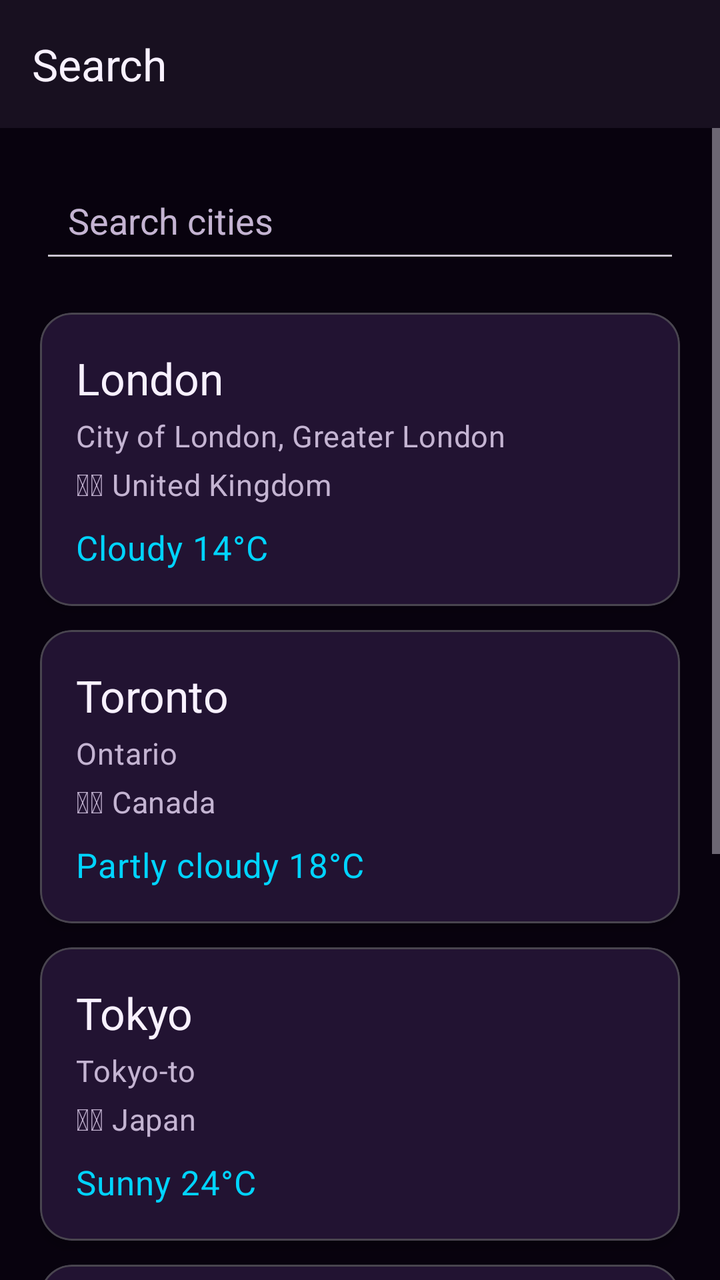
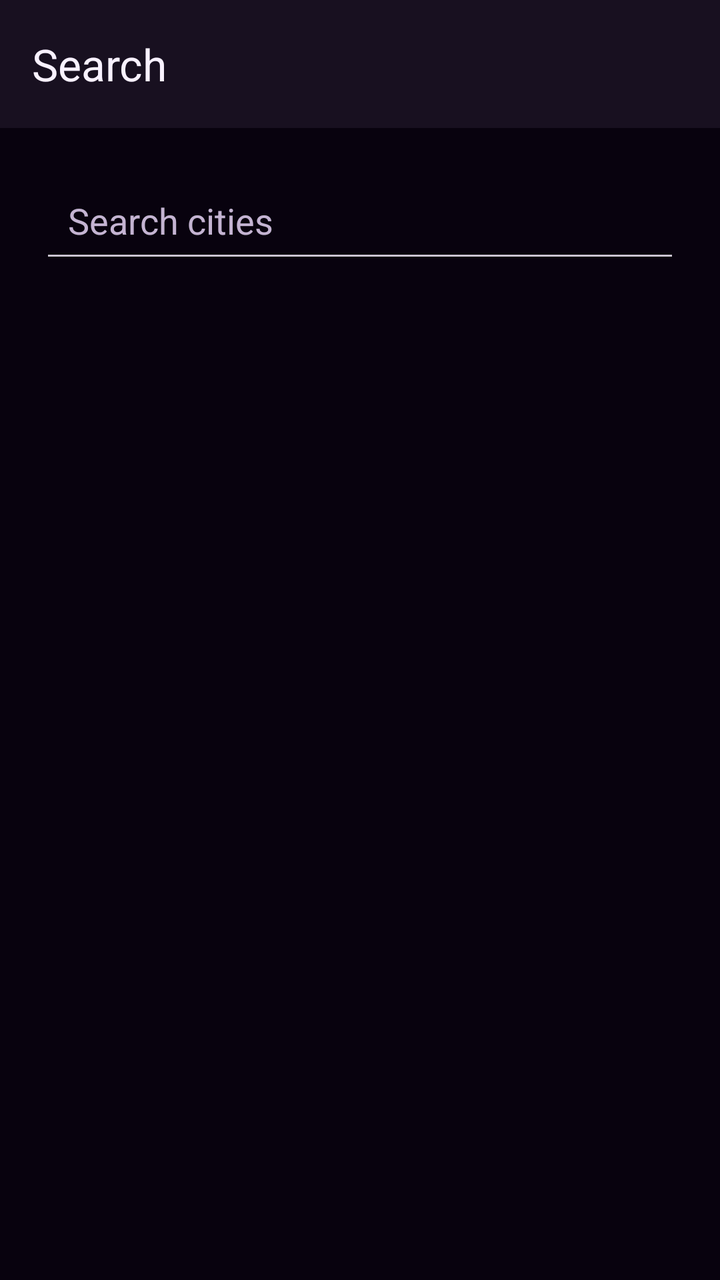

An Android layout rendered at two revisions. The XML below is the earlier revision; the diff shows what the commit changed to produce the second picture.
<!-- AndroidManifest.xml: application theme Theme.WeatherTrio -->
<!-- res/layout/fragment_search.xml -->
<?xml version="1.0" encoding="utf-8"?>
<LinearLayout
    xmlns:android="http://schemas.android.com/apk/res/android"
    xmlns:app="http://schemas.android.com/apk/res-auto"
    android:layout_width="match_parent"
    android:layout_height="match_parent"
    android:background="@color/background_main"
    android:orientation="vertical">

    
    <com.google.android.material.appbar.MaterialToolbar
        android:id="@+id/toolbarSearch"
        android:layout_width="match_parent"
        android:layout_height="wrap_content"
        android:background="@color/surface"
        app:title="@string/search_title"
        app:titleTextColor="@color/text_primary" />

    
    <ScrollView
        android:layout_width="match_parent"
        android:layout_height="0dp"
        android:layout_weight="1"
        android:fillViewport="true">

        <LinearLayout
            android:layout_width="match_parent"
            android:layout_height="wrap_content"
            android:orientation="vertical"
            android:padding="20dp">

            
            <EditText
                android:id="@+id/editSearchCity"
                android:layout_width="match_parent"
                android:layout_height="wrap_content"
                android:hint="@string/search_hint"
                android:inputType="text"
                android:maxLines="1"
                android:padding="14dp"
                android:textColor="@color/text_primary"
                android:textColorHint="@color/text_secondary" />

            
            <com.google.android.material.card.MaterialCardView
                android:id="@+id/cardLondon"
                android:layout_width="match_parent"
                android:layout_height="wrap_content"
                android:layout_marginTop="20dp"
                android:clickable="true"
                android:focusable="true"
                app:cardBackgroundColor="@color/surface"
                app:cardCornerRadius="16dp"
                app:cardElevation="3dp">

                <LinearLayout
                    android:layout_width="match_parent"
                    android:layout_height="wrap_content"
                    android:orientation="vertical"
                    android:padding="18dp">

                    
                    <TextView
                        android:layout_width="wrap_content"
                        android:layout_height="wrap_content"
                        android:text="@string/city_london"
                        android:textAppearance="@style/TextAppearance.WeatherTrio.Headline"
                        android:textSize="22sp" />

                    
                    <TextView
                        android:layout_width="wrap_content"
                        android:layout_height="wrap_content"
                        android:layout_marginTop="4dp"
                        android:text="@string/region_london"
                        android:textAppearance="@style/TextAppearance.WeatherTrio.Body" />

                    
                    <TextView
                        android:layout_width="wrap_content"
                        android:layout_height="wrap_content"
                        android:layout_marginTop="4dp"
                        android:text="@string/country_london"
                        android:textAppearance="@style/TextAppearance.WeatherTrio.Body" />

                    
                    <TextView
                        android:layout_width="wrap_content"
                        android:layout_height="wrap_content"
                        android:layout_marginTop="10dp"
                        android:text="@string/weather_london"
                        android:textAppearance="@style/TextAppearance.WeatherTrio.Body"
                        android:textColor="@color/secondary"
                        android:textSize="17sp" />

                </LinearLayout>

            </com.google.android.material.card.MaterialCardView>

            
            <com.google.android.material.card.MaterialCardView
                android:id="@+id/cardToronto"
                android:layout_width="match_parent"
                android:layout_height="wrap_content"
                android:layout_marginTop="12dp"
                android:clickable="true"
                android:focusable="true"
                app:cardBackgroundColor="@color/surface"
                app:cardCornerRadius="16dp"
                app:cardElevation="3dp">

                <LinearLayout
                    android:layout_width="match_parent"
                    android:layout_height="wrap_content"
                    android:orientation="vertical"
                    android:padding="18dp">

                    <TextView
                        android:layout_width="wrap_content"
                        android:layout_height="wrap_content"
                        android:text="@string/city_toronto"
                        android:textAppearance="@style/TextAppearance.WeatherTrio.Headline"
                        android:textSize="22sp" />

                    <TextView
                        android:layout_width="wrap_content"
                        android:layout_height="wrap_content"
                        android:layout_marginTop="4dp"
                        android:text="@string/region_toronto"
                        android:textAppearance="@style/TextAppearance.WeatherTrio.Body" />

                    <TextView
                        android:layout_width="wrap_content"
                        android:layout_height="wrap_content"
                        android:layout_marginTop="4dp"
                        android:text="@string/country_toronto"
                        android:textAppearance="@style/TextAppearance.WeatherTrio.Body" />

                    <TextView
                        android:layout_width="wrap_content"
                        android:layout_height="wrap_content"
                        android:layout_marginTop="10dp"
                        android:text="@string/weather_toronto"
                        android:textAppearance="@style/TextAppearance.WeatherTrio.Body"
                        android:textColor="@color/secondary"
                        android:textSize="17sp" />

                </LinearLayout>

            </com.google.android.material.card.MaterialCardView>

            
            <com.google.android.material.card.MaterialCardView
                android:id="@+id/cardTokyo"
                android:layout_width="match_parent"
                android:layout_height="wrap_content"
                android:layout_marginTop="12dp"
                android:clickable="true"
                android:focusable="true"
                app:cardBackgroundColor="@color/surface"
                app:cardCornerRadius="16dp"
                app:cardElevation="3dp">

                <LinearLayout
                    android:layout_width="match_parent"
                    android:layout_height="wrap_content"
                    android:orientation="vertical"
                    android:padding="18dp">

                    <TextView
                        android:layout_width="wrap_content"
                        android:layout_height="wrap_content"
                        android:text="@string/city_tokyo"
                        android:textAppearance="@style/TextAppearance.WeatherTrio.Headline"
                        android:textSize="22sp" />

                    <TextView
                        android:layout_width="wrap_content"
                        android:layout_height="wrap_content"
                        android:layout_marginTop="4dp"
                        android:text="@string/region_tokyo"
                        android:textAppearance="@style/TextAppearance.WeatherTrio.Body" />

                    <TextView
                        android:layout_width="wrap_content"
                        android:layout_height="wrap_content"
                        android:layout_marginTop="4dp"
                        android:text="@string/country_tokyo"
                        android:textAppearance="@style/TextAppearance.WeatherTrio.Body" />

                    <TextView
                        android:layout_width="wrap_content"
                        android:layout_height="wrap_content"
                        android:layout_marginTop="10dp"
                        android:text="@string/weather_tokyo"
                        android:textAppearance="@style/TextAppearance.WeatherTrio.Body"
                        android:textColor="@color/secondary"
                        android:textSize="17sp" />

                </LinearLayout>

            </com.google.android.material.card.MaterialCardView>

            
            <com.google.android.material.card.MaterialCardView
                android:id="@+id/cardSydney"
                android:layout_width="match_parent"
                android:layout_height="wrap_content"
                android:layout_marginTop="12dp"
                android:clickable="true"
                android:focusable="true"
                app:cardBackgroundColor="@color/surface"
                app:cardCornerRadius="16dp"
                app:cardElevation="3dp">

                <LinearLayout
                    android:layout_width="match_parent"
                    android:layout_height="wrap_content"
                    android:orientation="vertical"
                    android:padding="18dp">

                    <TextView
                        android:layout_width="wrap_content"
                        android:layout_height="wrap_content"
                        android:text="@string/city_sydney"
                        android:textAppearance="@style/TextAppearance.WeatherTrio.Headline"
                        android:textSize="22sp" />

                    <TextView
                        android:layout_width="wrap_content"
                        android:layout_height="wrap_content"
                        android:layout_marginTop="4dp"
                        android:text="@string/region_sydney"
                        android:textAppearance="@style/TextAppearance.WeatherTrio.Body" />

                    <TextView
                        android:layout_width="wrap_content"
                        android:layout_height="wrap_content"
                        android:layout_marginTop="4dp"
                        android:text="@string/country_sydney"
                        android:textAppearance="@style/TextAppearance.WeatherTrio.Body" />

                    <TextView
                        android:layout_width="wrap_content"
                        android:layout_height="wrap_content"
                        android:layout_marginTop="10dp"
                        android:text="@string/weather_sydney"
                        android:textAppearance="@style/TextAppearance.WeatherTrio.Body"
                        android:textColor="@color/secondary"
                        android:textSize="17sp" />

                </LinearLayout>

            </com.google.android.material.card.MaterialCardView>

            
            <com.google.android.material.card.MaterialCardView
                android:id="@+id/cardNewYork"
                android:layout_width="match_parent"
                android:layout_height="wrap_content"
                android:layout_marginTop="12dp"
                android:layout_marginBottom="20dp"
                android:clickable="true"
                android:focusable="true"
                app:cardBackgroundColor="@color/surface"
                app:cardCornerRadius="16dp"
                app:cardElevation="3dp">

                <LinearLayout
                    android:layout_width="match_parent"
                    android:layout_height="wrap_content"
                    android:orientation="vertical"
                    android:padding="18dp">

                    <TextView
                        android:layout_width="wrap_content"
                        android:layout_height="wrap_content"
                        android:text="@string/city_new_york"
                        android:textAppearance="@style/TextAppearance.WeatherTrio.Headline"
                        android:textSize="22sp" />

                    <TextView
                        android:layout_width="wrap_content"
                        android:layout_height="wrap_content"
                        android:layout_marginTop="4dp"
                        android:text="@string/region_new_york"
                        android:textAppearance="@style/TextAppearance.WeatherTrio.Body" />

                    <TextView
                        android:layout_width="wrap_content"
                        android:layout_height="wrap_content"
                        android:layout_marginTop="4dp"
                        android:text="@string/country_new_york"
                        android:textAppearance="@style/TextAppearance.WeatherTrio.Body" />

                    <TextView
                        android:layout_width="wrap_content"
                        android:layout_height="wrap_content"
                        android:layout_marginTop="10dp"
                        android:text="@string/weather_new_york"
                        android:textAppearance="@style/TextAppearance.WeatherTrio.Body"
                        android:textColor="@color/secondary"
                        android:textSize="17sp" />

                </LinearLayout>

            </com.google.android.material.card.MaterialCardView>

        </LinearLayout>

    </ScrollView>

</LinearLayout>
<!-- resources referenced by this layout -->
<resources>
  <color name="background_main">#08020E</color>
  <color name="secondary">#00D4FF</color>
  <color name="surface">#181020</color>
  <color name="text_primary">#F8F1FF</color>
  <color name="text_secondary">#C4B4D2</color>
  <string name="city_london">London</string>
  <string name="city_new_york">New York</string>
  <string name="city_sydney">Sydney</string>
  <string name="city_tokyo">Tokyo</string>
  <string name="city_toronto">Toronto</string>
  <string name="country_london">🇬🇧 United Kingdom</string>
  <string name="country_new_york">🇺🇸 United States</string>
  <string name="country_sydney">🇦🇺 Australia</string>
  <string name="country_tokyo">🇯🇵 Japan</string>
  <string name="country_toronto">🇨🇦 Canada</string>
  <string name="region_london">City of London, Greater London</string>
  <string name="region_new_york">New York State</string>
  <string name="region_sydney">New South Wales</string>
  <string name="region_tokyo">Tokyo-to</string>
  <string name="region_toronto">Ontario</string>
  <string name="search_hint">Search cities</string>
  <string name="search_title">Search</string>
  <string name="weather_london">Cloudy 14°C</string>
  <string name="weather_new_york">Rainy 16°C</string>
  <string name="weather_sydney">Clear 21°C</string>
  <string name="weather_tokyo">Sunny 24°C</string>
  <string name="weather_toronto">Partly cloudy 18°C</string>
  <style name="TextAppearance.WeatherTrio.Body" parent="TextAppearance.Material3.BodyMedium">
  
          <item name="android:textColor">@color/text_secondary</item>
          <item name="android:textSize">15sp</item>
          <item name="android:fontFamily">sans-serif</item>
  
      </style>
  <style name="TextAppearance.WeatherTrio.Headline" parent="TextAppearance.Material3.HeadlineMedium">
  
          <item name="android:textColor">@color/text_primary</item>
          <item name="android:textSize">28sp</item>
          <item name="android:fontFamily">sans-serif-medium</item>
  
      </style>
  <style name="Theme.WeatherTrio" parent="Theme.Material3.Dark.NoActionBar">
  
          <item name="colorPrimary">@color/primary</item>
          <item name="colorOnPrimary">@color/text_primary</item>
  
          <item name="colorSecondary">@color/secondary</item>
          <item name="colorOnSecondary">@color/background_main</item>
  
          <item name="colorSurface">@color/surface</item>
          <item name="colorOnSurface">@color/text_primary</item>
  
          <item name="android:colorBackground">@color/background_main</item>
          <item name="android:windowBackground">@color/background_main</item>
  
          <item name="textAppearanceHeadlineMedium">@style/TextAppearance.WeatherTrio.Headline</item>
          <item name="textAppearanceBodyMedium">@style/TextAppearance.WeatherTrio.Body</item>
  
      </style>
  <color name="primary">#9A35FF</color>
</resources>

<!-- the commit's change to res/layout/fragment_search.xml (unified diff, before → after) -->
@@ -17,297 +17,30 @@
         app:titleTextColor="@color/text_primary" />
 
     
-    <ScrollView
+    <EditText
+        android:id="@+id/editSearchCity"
+        android:layout_width="match_parent"
+        android:layout_height="wrap_content"
+        android:layout_marginStart="20dp"
+        android:layout_marginTop="20dp"
+        android:layout_marginEnd="20dp"
+        android:hint="@string/search_hint"
+        android:inputType="text"
+        android:maxLines="1"
+        android:padding="14dp"
+        android:textColor="@color/text_primary"
+        android:textColorHint="@color/text_secondary" />
+
+    
+    <androidx.recyclerview.widget.RecyclerView
+        android:id="@+id/recyclerLocations"
         android:layout_width="match_parent"
         android:layout_height="0dp"
+        android:layout_marginStart="20dp"
+        android:layout_marginTop="20dp"
+        android:layout_marginEnd="20dp"
+        android:layout_marginBottom="20dp"
         android:layout_weight="1"
-        android:fillViewport="true">
-
-        <LinearLayout
-            android:layout_width="match_parent"
-            android:layout_height="wrap_content"
-            android:orientation="vertical"
-            android:padding="20dp">
-
-            
-            <EditText
-                android:id="@+id/editSearchCity"
-                android:layout_width="match_parent"
-                android:layout_height="wrap_content"
-                android:hint="@string/search_hint"
-                android:inputType="text"
-                android:maxLines="1"
-                android:padding="14dp"
-                android:textColor="@color/text_primary"
-                android:textColorHint="@color/text_secondary" />
-
-            
-            <com.google.android.material.card.MaterialCardView
-                android:id="@+id/cardLondon"
-                android:layout_width="match_parent"
-                android:layout_height="wrap_content"
-                android:layout_marginTop="20dp"
-                android:clickable="true"
-                android:focusable="true"
-                app:cardBackgroundColor="@color/surface"
-                app:cardCornerRadius="16dp"
-                app:cardElevation="3dp">
-
-                <LinearLayout
-                    android:layout_width="match_parent"
-                    android:layout_height="wrap_content"
-                    android:orientation="vertical"
-                    android:padding="18dp">
-
-                    
-                    <TextView
-                        android:layout_width="wrap_content"
-                        android:layout_height="wrap_content"
-                        android:text="@string/city_london"
-                        android:textAppearance="@style/TextAppearance.WeatherTrio.Headline"
-                        android:textSize="22sp" />
-
-                    
-                    <TextView
-                        android:layout_width="wrap_content"
-                        android:layout_height="wrap_content"
-                        android:layout_marginTop="4dp"
-                        android:text="@string/region_london"
-                        android:textAppearance="@style/TextAppearance.WeatherTrio.Body" />
-
-                    
-                    <TextView
-                        android:layout_width="wrap_content"
-                        android:layout_height="wrap_content"
-                        android:layout_marginTop="4dp"
-                        android:text="@string/country_london"
-                        android:textAppearance="@style/TextAppearance.WeatherTrio.Body" />
-
-                    
-                    <TextView
-                        android:layout_width="wrap_content"
-                        android:layout_height="wrap_content"
-                        android:layout_marginTop="10dp"
-                        android:text="@string/weather_london"
-                        android:textAppearance="@style/TextAppearance.WeatherTrio.Body"
-                        android:textColor="@color/secondary"
-                        android:textSize="17sp" />
-
-                </LinearLayout>
-
-            </com.google.android.material.card.MaterialCardView>
-
-            
-            <com.google.android.material.card.MaterialCardView
-                android:id="@+id/cardToronto"
-                android:layout_width="match_parent"
-                android:layout_height="wrap_content"
-                android:layout_marginTop="12dp"
-                android:clickable="true"
-                android:focusable="true"
-                app:cardBackgroundColor="@color/surface"
-                app:cardCornerRadius="16dp"
-                app:cardElevation="3dp">
-
-                <LinearLayout
-                    android:layout_width="match_parent"
-                    android:layout_height="wrap_content"
-                    android:orientation="vertical"
-                    android:padding="18dp">
-
-                    <TextView
-                        android:layout_width="wrap_content"
-                        android:layout_height="wrap_content"
-                        android:text="@string/city_toronto"
-                        android:textAppearance="@style/TextAppearance.WeatherTrio.Headline"
-                        android:textSize="22sp" />
-
-                    <TextView
-                        android:layout_width="wrap_content"
-                        android:layout_height="wrap_content"
-                        android:layout_marginTop="4dp"
-                        android:text="@string/region_toronto"
-                        android:textAppearance="@style/TextAppearance.WeatherTrio.Body" />
-
-                    <TextView
-                        android:layout_width="wrap_content"
-                        android:layout_height="wrap_content"
-                        android:layout_marginTop="4dp"
-                        android:text="@string/country_toronto"
-                        android:textAppearance="@style/TextAppearance.WeatherTrio.Body" />
-
-                    <TextView
-                        android:layout_width="wrap_content"
-                        android:layout_height="wrap_content"
-                        android:layout_marginTop="10dp"
-                        android:text="@string/weather_toronto"
-                        android:textAppearance="@style/TextAppearance.WeatherTrio.Body"
-                        android:textColor="@color/secondary"
-                        android:textSize="17sp" />
-
-                </LinearLayout>
-
-            </com.google.android.material.card.MaterialCardView>
-
-            
-            <com.google.android.material.card.MaterialCardView
-                android:id="@+id/cardTokyo"
-                android:layout_width="match_parent"
-                android:layout_height="wrap_content"
-                android:layout_marginTop="12dp"
-                android:clickable="true"
-                android:focusable="true"
-                app:cardBackgroundColor="@color/surface"
-                app:cardCornerRadius="16dp"
-                app:cardElevation="3dp">
-
-                <LinearLayout
-                    android:layout_width="match_parent"
-                    android:layout_height="wrap_content"
-                    android:orientation="vertical"
-                    android:padding="18dp">
-
-                    <TextView
-                        android:layout_width="wrap_content"
-                        android:layout_height="wrap_content"
-                        android:text="@string/city_tokyo"
-                        android:textAppearance="@style/TextAppearance.WeatherTrio.Headline"
-                        android:textSize="22sp" />
-
-                    <TextView
-                        android:layout_width="wrap_content"
-                        android:layout_height="wrap_content"
-                        android:layout_marginTop="4dp"
-                        android:text="@string/region_tokyo"
-                        android:textAppearance="@style/TextAppearance.WeatherTrio.Body" />
-
-                    <TextView
-                        android:layout_width="wrap_content"
-                        android:layout_height="wrap_content"
-                        android:layout_marginTop="4dp"
-                        android:text="@string/country_tokyo"
-                        android:textAppearance="@style/TextAppearance.WeatherTrio.Body" />
-
-                    <TextView
-                        android:layout_width="wrap_content"
-                        android:layout_height="wrap_content"
-                        android:layout_marginTop="10dp"
-                        android:text="@string/weather_tokyo"
-                        android:textAppearance="@style/TextAppearance.WeatherTrio.Body"
-                        android:textColor="@color/secondary"
-                        android:textSize="17sp" />
-
-                </LinearLayout>
-
-            </com.google.android.material.card.MaterialCardView>
-
-            
-            <com.google.android.material.card.MaterialCardView
-                android:id="@+id/cardSydney"
-                android:layout_width="match_parent"
-                android:layout_height="wrap_content"
-                android:layout_marginTop="12dp"
-                android:clickable="true"
-                android:focusable="true"
-                app:cardBackgroundColor="@color/surface"
-                app:cardCornerRadius="16dp"
-                app:cardElevation="3dp">
-
-                <LinearLayout
-                    android:layout_width="match_parent"
-                    android:layout_height="wrap_content"
-                    android:orientation="vertical"
-                    android:padding="18dp">
-
-                    <TextView
-                        android:layout_width="wrap_content"
-                        android:layout_height="wrap_content"
-                        android:text="@string/city_sydney"
-                        android:textAppearance="@style/TextAppearance.WeatherTrio.Headline"
-                        android:textSize="22sp" />
-
-                    <TextView
-                        android:layout_width="wrap_content"
-                        android:layout_height="wrap_content"
-                        android:layout_marginTop="4dp"
-                        android:text="@string/region_sydney"
-                        android:textAppearance="@style/TextAppearance.WeatherTrio.Body" />
-
-                    <TextView
-                        android:layout_width="wrap_content"
-                        android:layout_height="wrap_content"
-                        android:layout_marginTop="4dp"
-                        android:text="@string/country_sydney"
-                        android:textAppearance="@style/TextAppearance.WeatherTrio.Body" />
-
-                    <TextView
-                        android:layout_width="wrap_content"
-                        android:layout_height="wrap_content"
-                        android:layout_marginTop="10dp"
-                        android:text="@string/weather_sydney"
-                        android:textAppearance="@style/TextAppearance.WeatherTrio.Body"
-                        android:textColor="@color/secondary"
-                        android:textSize="17sp" />
-
-                </LinearLayout>
-
-            </com.google.android.material.card.MaterialCardView>
-
-            
-            <com.google.android.material.card.MaterialCardView
-                android:id="@+id/cardNewYork"
-                android:layout_width="match_parent"
-                android:layout_height="wrap_content"
-                android:layout_marginTop="12dp"
-                android:layout_marginBottom="20dp"
-                android:clickable="true"
-                android:focusable="true"
-                app:cardBackgroundColor="@color/surface"
-                app:cardCornerRadius="16dp"
-                app:cardElevation="3dp">
-
-                <LinearLayout
-                    android:layout_width="match_parent"
-                    android:layout_height="wrap_content"
-                    android:orientation="vertical"
-                    android:padding="18dp">
-
-                    <TextView
-                        android:layout_width="wrap_content"
-                        android:layout_height="wrap_content"
-                        android:text="@string/city_new_york"
-                        android:textAppearance="@style/TextAppearance.WeatherTrio.Headline"
-                        android:textSize="22sp" />
-
-                    <TextView
-                        android:layout_width="wrap_content"
-                        android:layout_height="wrap_content"
-                        android:layout_marginTop="4dp"
-                        android:text="@string/region_new_york"
-                        android:textAppearance="@style/TextAppearance.WeatherTrio.Body" />
-
-                    <TextView
-                        android:layout_width="wrap_content"
-                        android:layout_height="wrap_content"
-                        android:layout_marginTop="4dp"
-                        android:text="@string/country_new_york"
-                        android:textAppearance="@style/TextAppearance.WeatherTrio.Body" />
-
-                    <TextView
-                        android:layout_width="wrap_content"
-                        android:layout_height="wrap_content"
-                        android:layout_marginTop="10dp"
-                        android:text="@string/weather_new_york"
-                        android:textAppearance="@style/TextAppearance.WeatherTrio.Body"
-                        android:textColor="@color/secondary"
-                        android:textSize="17sp" />
-
-                </LinearLayout>
-
-            </com.google.android.material.card.MaterialCardView>
-
-        </LinearLayout>
-
-    </ScrollView>
+        android:clipToPadding="false" />
 
 </LinearLayout>
<!-- resource entries referenced after the edit -->
@@ -5,28 +5,8 @@
   <color name="surface">#181020</color>
   <color name="text_primary">#F8F1FF</color>
   <color name="text_secondary">#C4B4D2</color>
-  <string name="city_london">London</string>
-  <string name="city_new_york">New York</string>
-  <string name="city_sydney">Sydney</string>
-  <string name="city_tokyo">Tokyo</string>
-  <string name="city_toronto">Toronto</string>
-  <string name="country_london">🇬🇧 United Kingdom</string>
-  <string name="country_new_york">🇺🇸 United States</string>
-  <string name="country_sydney">🇦🇺 Australia</string>
-  <string name="country_tokyo">🇯🇵 Japan</string>
-  <string name="country_toronto">🇨🇦 Canada</string>
-  <string name="region_london">City of London, Greater London</string>
-  <string name="region_new_york">New York State</string>
-  <string name="region_sydney">New South Wales</string>
-  <string name="region_tokyo">Tokyo-to</string>
-  <string name="region_toronto">Ontario</string>
   <string name="search_hint">Search cities</string>
   <string name="search_title">Search</string>
-  <string name="weather_london">Cloudy 14°C</string>
-  <string name="weather_new_york">Rainy 16°C</string>
-  <string name="weather_sydney">Clear 21°C</string>
-  <string name="weather_tokyo">Sunny 24°C</string>
-  <string name="weather_toronto">Partly cloudy 18°C</string>
   <style name="TextAppearance.WeatherTrio.Body" parent="TextAppearance.Material3.BodyMedium">
   
           <item name="android:textColor">@color/text_secondary</item>
